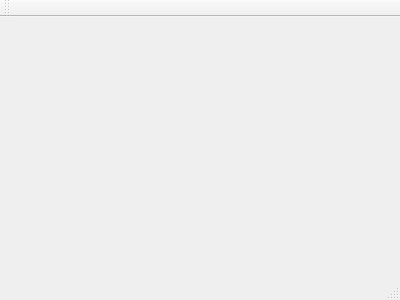
First picture: the form in mainwindow.ui, repository Gusakovskaya/keyboardtrainer, before the edit.
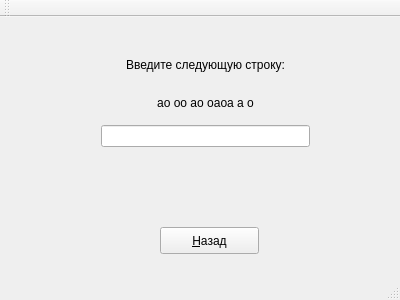
Second picture: the form after the edit.

Commit message: Окно и ввод.

```diff
--- a/mainwindow.ui
+++ b/mainwindow.ui
@@ -12,13 +12,132 @@
   <property name="windowTitle" >
    <string>MainWindow</string>
   </property>
-  <widget class="QMenuBar" name="menuBar" />
-  <widget class="QToolBar" name="mainToolBar" />
-  <widget class="QWidget" name="centralWidget" />
-  <widget class="QStatusBar" name="statusBar" />
+  <widget class="QWidget" name="centralWidget">
+   <widget class="QStackedWidget" name="stackedWidget">
+    <property name="geometry">
+     <rect>
+      <x>0</x>
+      <y>10</y>
+      <width>401</width>
+      <height>251</height>
+     </rect>
+    </property>
+    <property name="maximumSize">
+     <size>
+      <width>401</width>
+      <height>251</height>
+     </size>
+    </property>
+    <property name="currentIndex">
+     <number>1</number>
+    </property>
+    <widget class="QWidget" name="main_page">
+     <widget class="QPushButton" name="start">
+      <property name="geometry">
+       <rect>
+        <x>150</x>
+        <y>80</y>
+        <width>99</width>
+        <height>27</height>
+       </rect>
+      </property>
+      <property name="text">
+       <string>&amp;Start</string>
+      </property>
+     </widget>
+     <widget class="QPushButton" name="exit">
+      <property name="geometry">
+       <rect>
+        <x>150</x>
+        <y>150</y>
+        <width>99</width>
+        <height>27</height>
+       </rect>
+      </property>
+      <property name="text">
+       <string>&amp;Exit</string>
+      </property>
+     </widget>
+    </widget>
+    <widget class="QWidget" name="page_2">
+     <widget class="QLabel" name="mess2">
+      <property name="geometry">
+       <rect>
+        <x>30</x>
+        <y>150</y>
+        <width>351</width>
+        <height>21</height>
+       </rect>
+      </property>
+      <property name="text">
+       <string/>
+      </property>
+     </widget>
+     <widget class="QPushButton" name="pushButton">
+      <property name="geometry">
+       <rect>
+        <x>160</x>
+        <y>200</y>
+        <width>99</width>
+        <height>27</height>
+       </rect>
+      </property>
+      <property name="text">
+       <string>&amp;Назад</string>
+      </property>
+     </widget>
+     <widget class="QWidget" name="">
+      <property name="geometry">
+       <rect>
+        <x>90</x>
+        <y>10</y>
+        <width>231</width>
+        <height>121</height>
+       </rect>
+      </property>
+      <layout class="QVBoxLayout" name="verticalLayout">
+       <item>
+        <widget class="QLabel" name="mess1">
+         <property name="text">
+          <string>Введите следующую строку:</string>
+         </property>
+         <property name="alignment">
+          <set>Qt::AlignCenter</set>
+         </property>
+        </widget>
+       </item>
+       <item>
+        <widget class="QLabel" name="task">
+         <property name="layoutDirection">
+          <enum>Qt::LeftToRight</enum>
+         </property>
+         <property name="text">
+          <string>ао оо ао оаоа а о</string>
+         </property>
+         <property name="alignment">
+          <set>Qt::AlignCenter</set>
+         </property>
+        </widget>
+       </item>
+       <item>
+        <widget class="QLineEdit" name="input"/>
+       </item>
+      </layout>
+     </widget>
+    </widget>
+   </widget>
+  </widget>
+  <widget class="QToolBar" name="mainToolBar">
+   <attribute name="toolBarArea">
+    <enum>TopToolBarArea</enum>
+   </attribute>
+   <attribute name="toolBarBreak">
+    <bool>false</bool>
+   </attribute>
+  </widget>
+  <widget class="QStatusBar" name="statusBar"/>
  </widget>
- <layoutDefault spacing="6" margin="11" />
- <pixmapfunction></pixmapfunction>
+ <layoutdefault spacing="6" margin="11"/>
  <resources/>
  <connections/>
 </ui>
```
Left out of the diff: 7 changed lines with no effect on the pictures. The commit also changes 2 other files.
